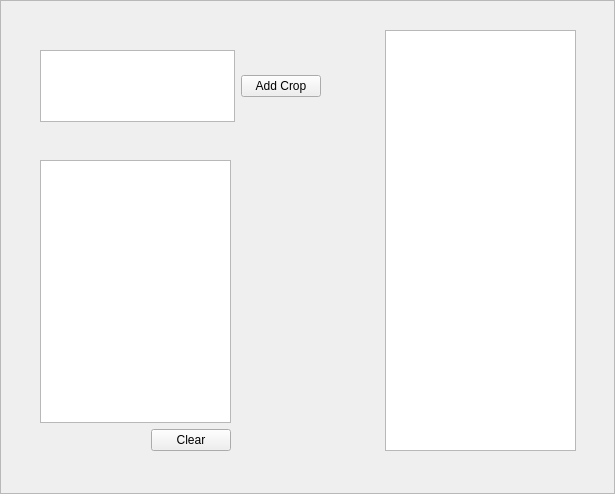
This is rust.ui in jlchuun/Rust-Genetics-Calculator as Qt 5 draws it before an edit. The edited form follows.
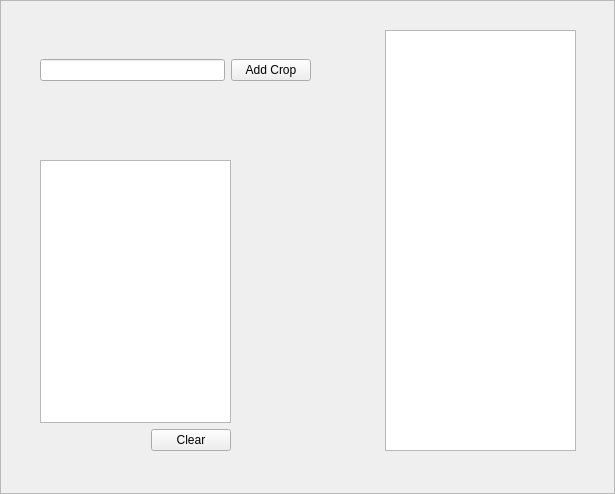
This is the edited form.

Commit message: Added crop list model to hold crop data

```diff
--- a/rust.ui
+++ b/rust.ui
@@ -34,13 +34,13 @@
     <rect>
      <x>40</x>
      <y>50</y>
-     <width>281</width>
-     <height>72</height>
+     <width>271</width>
+     <height>41</height>
     </rect>
    </property>
    <layout class="QHBoxLayout" name="horizontalLayout">
     <item>
-     <widget class="QTextEdit" name="cropInput"/>
+     <widget class="QLineEdit" name="cropInput"/>
     </item>
     <item>
      <widget class="QPushButton" name="addCropButton">
```
Left out of the diff: 2 changed lines with no effect on the pictures. The commit also changes 4 other files.
